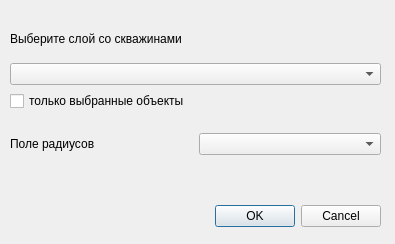
First picture: the form in ui/buffer_intersect.ui, repository gis56/geo_pie, before the edit.
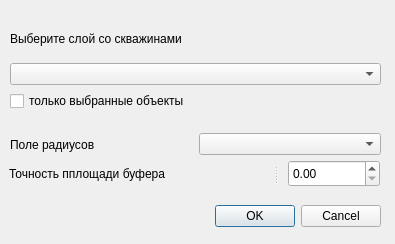
Second picture: the form after the edit. Custom widgets are drawn as their Qt base class.

Diff of the .ui file:
```diff
--- a/ui/buffer_intersect.ui
+++ b/ui/buffer_intersect.ui
@@ -29,7 +29,7 @@
     <set>QDialogButtonBox::StandardButton::Cancel|QDialogButtonBox::StandardButton::Ok</set>
    </property>
   </widget>
-  <widget class="QWidget" name="">
+  <widget class="QWidget" name="layoutWidget">
    <property name="geometry">
     <rect>
      <x>10</x>
@@ -58,13 +58,13 @@
     </item>
    </layout>
   </widget>
-  <widget class="QWidget" name="">
+  <widget class="QWidget" name="layoutWidget">
    <property name="geometry">
     <rect>
      <x>10</x>
      <y>130</y>
      <width>371</width>
-     <height>28</height>
+     <height>29</height>
     </rect>
    </property>
    <layout class="QHBoxLayout" name="horizontalLayout">
@@ -80,6 +80,28 @@
     </item>
    </layout>
   </widget>
+  <widget class="QSplitter" name="splitter">
+   <property name="geometry">
+    <rect>
+     <x>9</x>
+     <y>160</y>
+     <width>371</width>
+     <height>27</height>
+    </rect>
+   </property>
+   <property name="orientation">
+    <enum>Qt::Orientation::Horizontal</enum>
+   </property>
+   <property name="handleWidth">
+    <number>25</number>
+   </property>
+   <widget class="QLabel" name="label_decim">
+    <property name="text">
+     <string>Точность пплощади буфера</string>
+    </property>
+   </widget>
+   <widget class="QDoubleSpinBox" name="decim_SpinBox"/>
+  </widget>
  </widget>
  <customwidgets>
   <customwidget>
```
